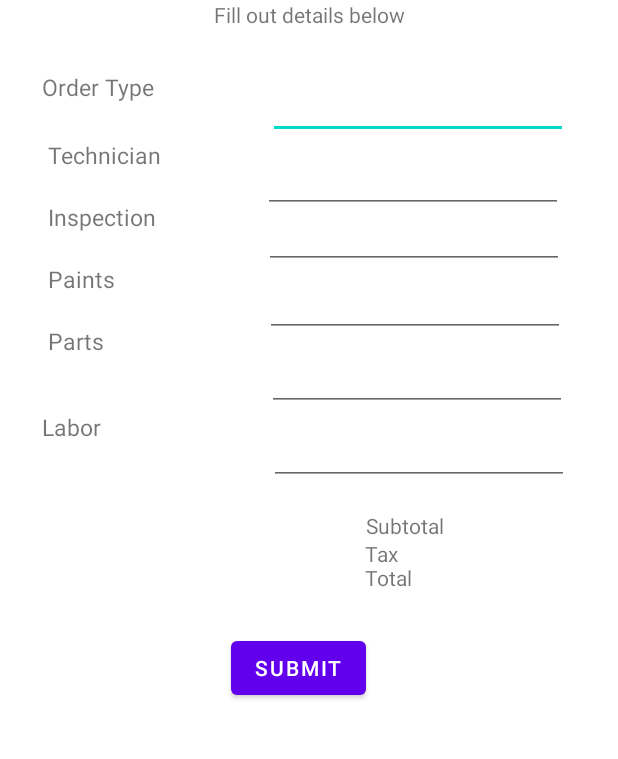
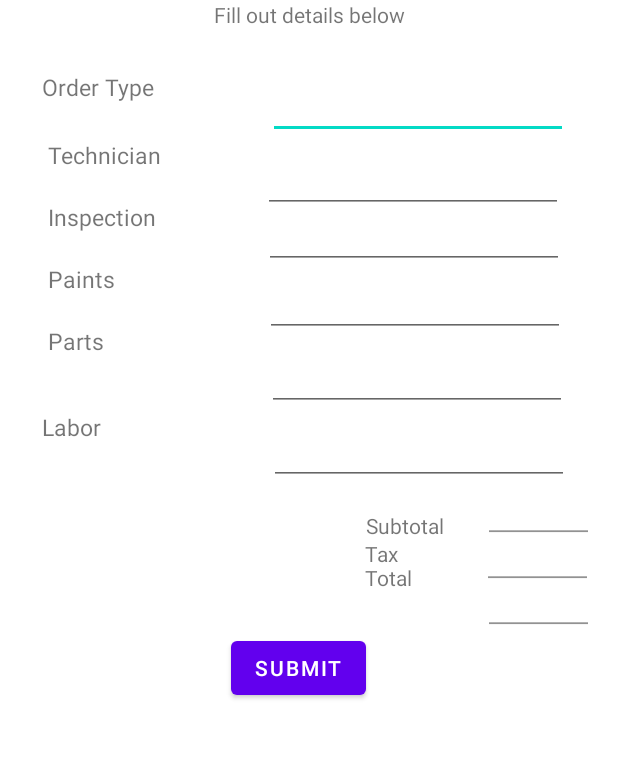
Before and after one commit to JaydenCruz2004/CSC2990-RepairOrder, an Android app: the screen it shows after launch (RepairOrderActivity), on a phone screen of 412 x 824 dp, the part 145-904 px from its top. Run offline under Robolectric (Android 15) with nearby library versions, the phone set to English and light mode, and no system bars.

Commit message:
Fix: Complete UI for repair form submission in Activity 1

```diff
--- a/app/src/main/res/layout/activity_repair_order.xml
+++ b/app/src/main/res/layout/activity_repair_order.xml
@@ -226,4 +226,49 @@
         app:layout_constraintStart_toStartOf="parent"
         app:layout_constraintTop_toBottomOf="@+id/editTextLabor" />
 
+    <EditText
+        android:id="@+id/editTextText6"
+        android:layout_width="74dp"
+        android:layout_height="20dp"
+        android:layout_marginStart="26dp"
+        android:layout_marginTop="8dp"
+        android:layout_marginEnd="16dp"
+        android:ems="10"
+        android:inputType="text"
+        android:text="$"
+        app:layout_constraintBottom_toTopOf="@+id/editTextText7"
+        app:layout_constraintEnd_toEndOf="parent"
+        app:layout_constraintHorizontal_bias="0.0"
+        app:layout_constraintStart_toEndOf="@+id/textViewSubtotal3"
+        app:layout_constraintTop_toBottomOf="@+id/editTextLabor" />
+
+    <EditText
+        android:id="@+id/editTextText7"
+        android:layout_width="74dp"
+        android:layout_height="20dp"
+        android:layout_marginStart="46dp"
+        android:layout_marginEnd="16dp"
+        android:ems="10"
+        android:inputType="text"
+        android:text="Name"
+        app:layout_constraintBottom_toTopOf="@+id/editTextText8"
+        app:layout_constraintEnd_toEndOf="parent"
+        app:layout_constraintStart_toEndOf="@+id/textViewTotal"
+        app:layout_constraintTop_toBottomOf="@+id/editTextText6" />
+
+    <EditText
+        android:id="@+id/editTextText8"
+        android:layout_width="74dp"
+        android:layout_height="20dp"
+        android:layout_marginStart="47dp"
+        android:layout_marginEnd="16dp"
+        android:layout_marginBottom="293dp"
+        android:ems="10"
+        android:inputType="text"
+        android:text="Name"
+        app:layout_constraintBottom_toBottomOf="parent"
+        app:layout_constraintEnd_toEndOf="parent"
+        app:layout_constraintStart_toEndOf="@+id/textViewTotal"
+        app:layout_constraintTop_toBottomOf="@+id/editTextText7" />
+
 </androidx.constraintlayout.widget.ConstraintLayout>
```
